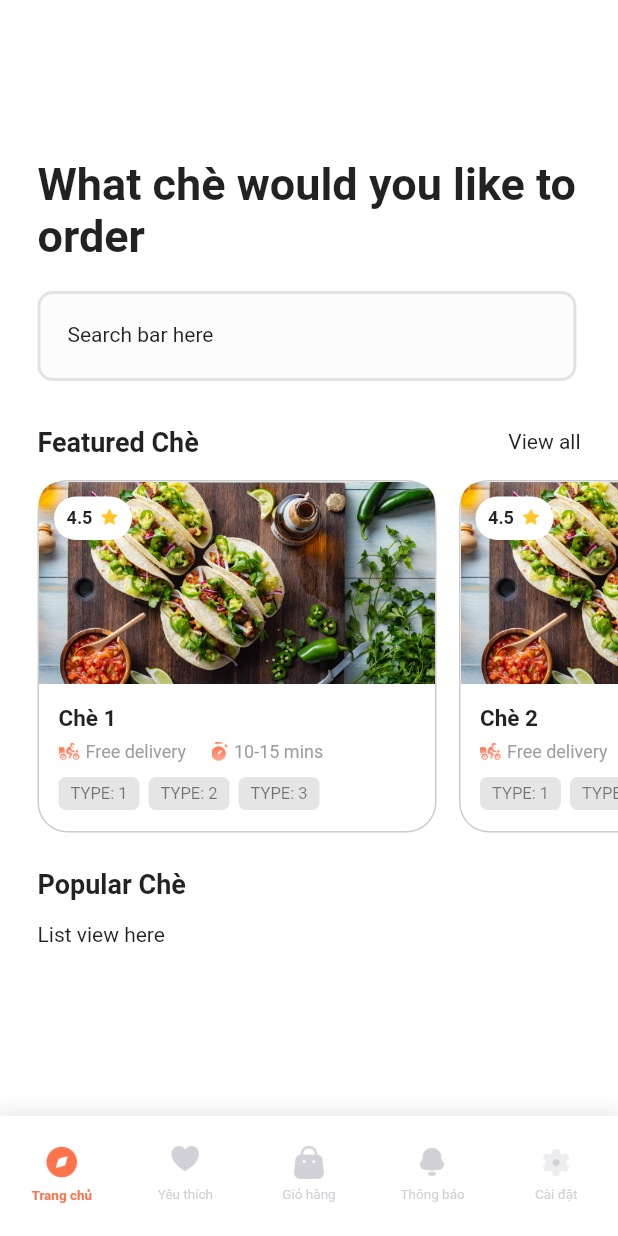
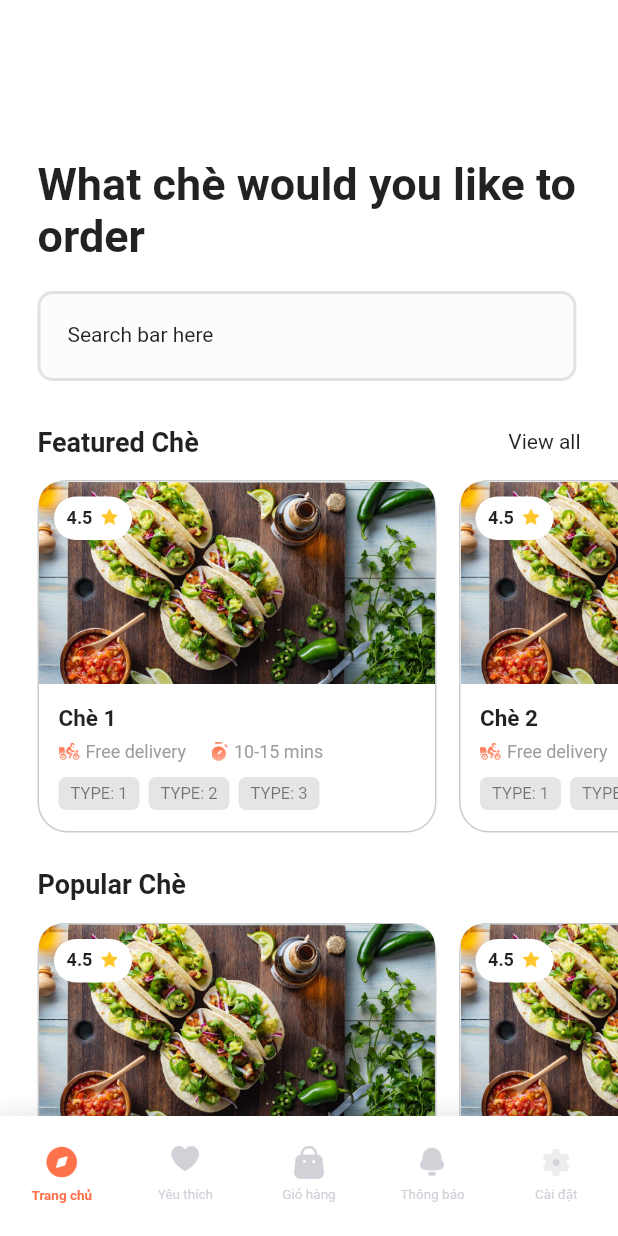
Before and after one commit to phongho63/momcookings, a Flutter app: the screen it shows after launch, on a phone screen of 412 x 824 dp. Run offline on Flutter 3.47's test engine with Material 2 defaults, Android fonts, the phone set to English and light mode, and no system bars; drawn by our look-alikes of modal_progress_hud_nsn; our stand-ins replace firebase_core, flutter_clean_architecture, geocoding, hexcolor, package_info_plus, shared_preferences; missing offline and left inert: month_year_picker; accounts and stored records are empty; Roboto replaces fonts that are missing (Poppins).

```diff
--- a/lib/app/assets/icon_assets.dart
+++ b/lib/app/assets/icon_assets.dart
@@ -9,4 +9,6 @@ class IconAssets {
   static const String icEstimateClock = 'assets/icons/ic_estimate_clock.png';
   static const String icRatingStar = 'assets/icons/ic_rating_star.png';
   static const String icSaveFavorite = 'assets/icons/ic_save_favorite.png';
+  static const String icAddPlus = 'assets/icons/ic_add_plus.png';
+  static const String icReduceMinus = 'assets/icons/ic_reduce_minus.png';
 }
--- a/lib/app/assets/image_assets.dart
+++ b/lib/app/assets/image_assets.dart
@@ -1,4 +1,5 @@
 class ImageAssets {
   static const String imgSampleLocation = 'assets/images/ic_sample_location.png';
   static const String imgFoodSample = 'assets/images/img_food_sample.png';
+  static const String imgFoodDetailBannerSample = 'assets/images/img_food_detail_banner_sample.png';
 }
--- a/lib/app/pages/home/home_page/home_page_view.dart
+++ b/lib/app/pages/home/home_page/home_page_view.dart
@@ -7,6 +7,7 @@ import '../../../../common/base_controller.dart';
 import '../../../../common/base_state_view.dart';
 import '../../../assets/image_assets.dart';
 import '../../../utils/global.dart';
+import '../../../utils/pages.dart';
 import 'home_page_controller.dart';
 
 class HomePageView extends View {
@@ -46,7 +47,7 @@ class _HomePageView extends BaseStateView<HomePageView, HomePageController> {
         child: SingleChildScrollView(
           scrollDirection: Axis.vertical,
           child: SizedBox(
-            height: MediaQuery.of(context).size.height,
+            height: MediaQuery.of(context).size.height * 1.25,
             child: Column(
               crossAxisAlignment: CrossAxisAlignment.start,
               children: [
@@ -109,9 +110,19 @@ class _HomePageView extends BaseStateView<HomePageView, HomePageController> {
                   ),
                 ),
                 const SizedBox(height: 15),
-                const Padding(
-                    padding: EdgeInsets.symmetric(horizontal: 25),
-                    child: const Text("List view here"))
+                SizedBox(
+                  height: 235,
+                  child: ListView.separated(
+                    scrollDirection: Axis.horizontal,
+                    itemCount: 4,
+                    itemBuilder: (context, index) {
+                      return _featuredItems(index);
+                    },
+                    separatorBuilder: (BuildContext context, int index) {
+                      return const SizedBox(width: 15);
+                    },
+                  ),
+                ),
               ],
             ),
           ),
@@ -137,7 +148,11 @@ class _HomePageView extends BaseStateView<HomePageView, HomePageController> {
   }
 
   Widget _featuredItems(int index) {
-    return Container(
+    return InkWell(
+      onTap: (){
+        pushScreen(Pages.foodDetails);
+      },
+      child: Container(
           width: 266,
           height: 229,
           margin: (index == 0) ? const EdgeInsets.only(left: 25) : null,
@@ -254,7 +269,8 @@ class _HomePageView extends BaseStateView<HomePageView, HomePageController> {
                 ],
               ),
             ),
-        ]));
+          ])),
+    );
   }
 
   Widget _tagItems(int index) {
--- a/lib/app/utils/pages.dart
+++ b/lib/app/utils/pages.dart
@@ -1,3 +1,4 @@
 class Pages {
   static const String startup = '/startup';
+  static const String foodDetails = '/food_details';
 }
--- a/lib/app/utils/router.dart
+++ b/lib/app/utils/router.dart
@@ -1,4 +1,7 @@
 import 'package:flutter/cupertino.dart';
+import 'package:personal_project/app/utils/pages.dart';
+
+import '../pages/home/food_details/food_details_view.dart';
 
 class AppRouter {
   final RouteObserver<PageRoute> routeObserver;
@@ -9,6 +12,9 @@ class AppRouter {
     switch(settings.name) {
     // case Pages.startup:
     //   return _buildRoute(settings, StartupView());
+
+      case Pages.foodDetails:
+        return _buildRoute(settings, const FoodDetailsView());
       default:
         return null;
     }
```
Also changed, not shown: lib/app/pages/home/food_details/food_details_controller.dart (added, +7 -0 lines), lib/app/pages/home/food_details/food_details_presenter.dart (added, +8 -0 lines), lib/app/pages/home/food_details/food_details_view.dart (added, +183 -0 lines), assets/icons/ic_add_plus.png (added), assets/icons/ic_reduce_minus.png (added), assets/images/img_food_detail_banner_sample.png (added). Lines whose indentation alone changed are shown as unchanged.
